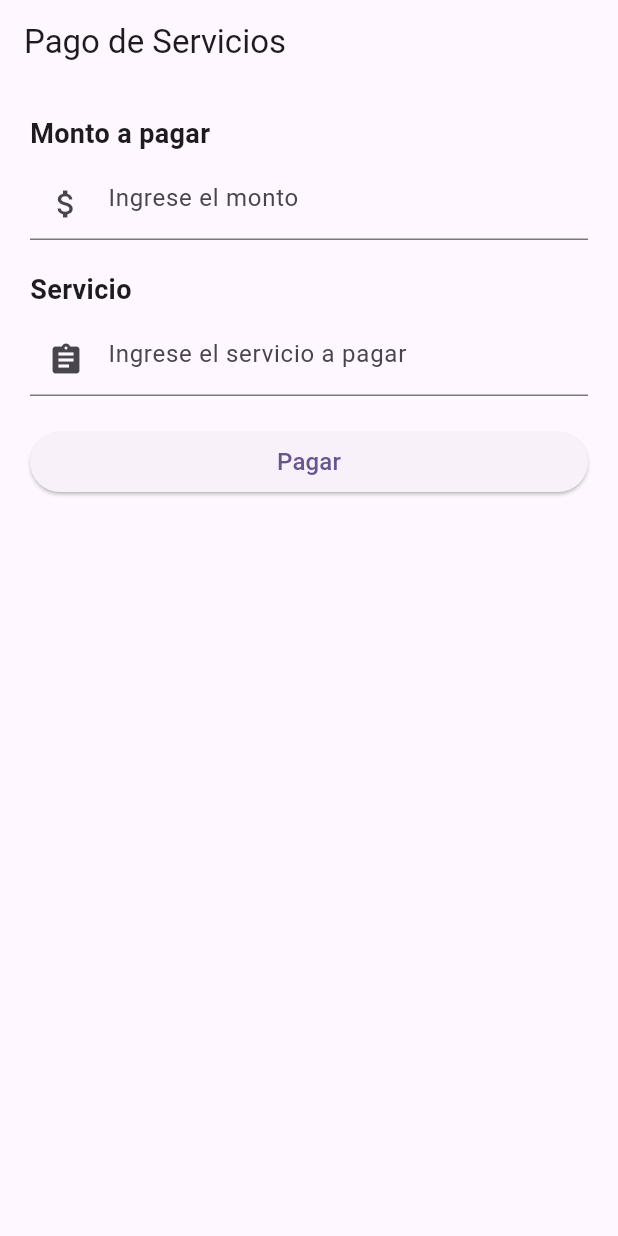
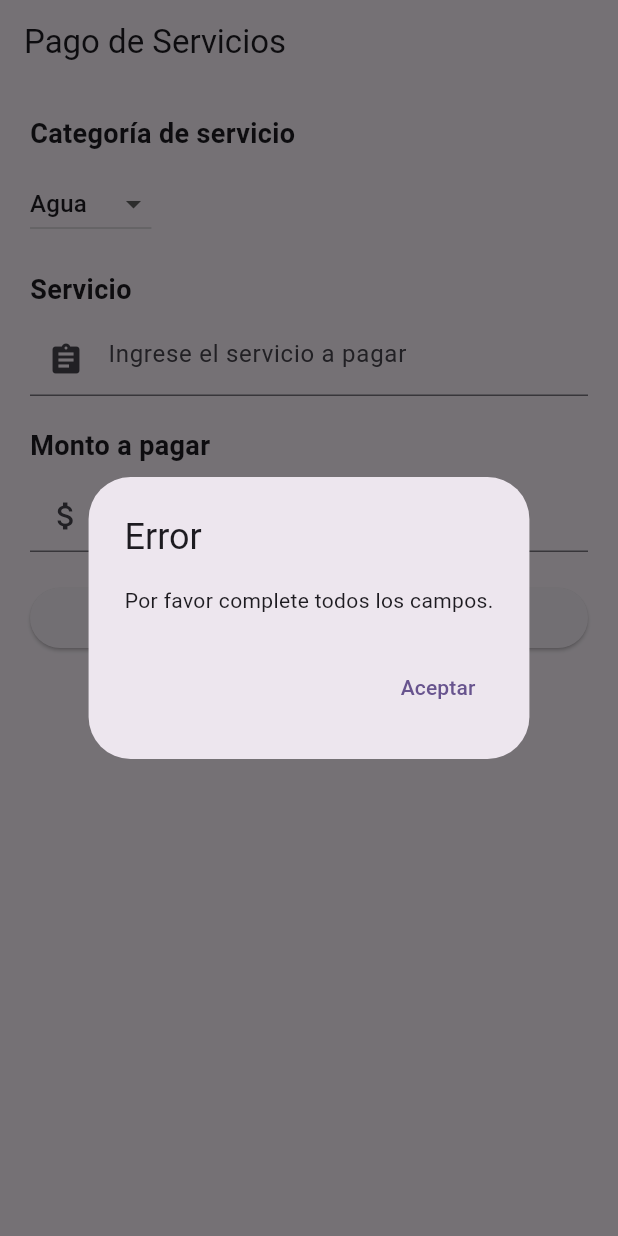
Before and after one commit to Luislopezlc/BancaApp, a Flutter app: the MyPaymentPage screen opened directly, after a tap on "Pagar", on a phone screen of 412 x 824 dp. Run offline on Flutter 3.47's test engine with Material 3 defaults, Android fonts, the phone set to English and light mode, and no system bars.

Commit message:
VISTA BASE 1

```diff
--- a/lib/core/presentation/views/pagoservicios/pagoservicios.dart
+++ b/lib/core/presentation/views/pagoservicios/pagoservicios.dart
@@ -1,4 +1,5 @@
 import 'package:flutter/material.dart';
+import 'package:flutter/services.dart';
 
 void main() {
   runApp(const MyApp());
@@ -31,6 +32,9 @@ class MyPaymentPage extends StatefulWidget {
 class _MyPaymentPageState extends State<MyPaymentPage> {
   late TextEditingController _amountController;
   late TextEditingController _serviceController;
+  String _selectedCategory = 'Agua';
+
+  final List<String> _serviceCategories = ['Agua', 'Luz', 'Internet'];
 
   @override
   void initState() {
@@ -58,20 +62,26 @@ class _MyPaymentPageState extends State<MyPaymentPage> {
           crossAxisAlignment: CrossAxisAlignment.start,
           children: <Widget>[
             Text(
-              'Monto a pagar',
+              'Categoría de servicio',
               style: TextStyle(
                 fontSize: 18,
                 fontWeight: FontWeight.bold,
               ),
             ),
             SizedBox(height: 10),
-            TextField(
-              controller: _amountController,
-              keyboardType: TextInputType.number,
-              decoration: InputDecoration(
-                hintText: 'Ingrese el monto',
-                prefixIcon: Icon(Icons.attach_money),
-              ),
+            DropdownButton<String>(
+              value: _selectedCategory,
+              onChanged: (String? newValue) {
+                setState(() {
+                  _selectedCategory = newValue!;
+                });
+              },
+              items: _serviceCategories.map<DropdownMenuItem<String>>((String value) {
+                return DropdownMenuItem<String>(
+                  value: value,
+                  child: Text(value),
+                );
+              }).toList(),
             ),
             SizedBox(height: 20),
             Text(
@@ -90,17 +100,75 @@ class _MyPaymentPageState extends State<MyPaymentPage> {
               ),
             ),
             SizedBox(height: 20),
+            Text(
+              'Monto a pagar',
+              style: TextStyle(
+                fontSize: 18,
+                fontWeight: FontWeight.bold,
+              ),
+            ),
+            SizedBox(height: 10),
+            TextField(
+              controller: _amountController,
+              keyboardType: TextInputType.number,
+              inputFormatters: [FilteringTextInputFormatter.allow(RegExp(r'[0-9]'))],
+              decoration: InputDecoration(
+                hintText: 'Ingrese el monto',
+                prefixIcon: Icon(Icons.attach_money),
+              ),
+            ),
+            SizedBox(height: 20),
             SizedBox(
               width: double.infinity,
               child: ElevatedButton(
                 onPressed: () {
-                  // Aquí puedes manejar la lógica para procesar el pago
-                  String amount = _amountController.text;
-                  String service = _serviceController.text;
-                  // Por ejemplo, puedes imprimir la información del pago
-                  print('Monto: \$ $amount');
-                  print('Servicio: $service');
-                  // También puedes navegar a otra pantalla o realizar otras acciones
+
+                  if (_serviceController.text.isNotEmpty && _amountController.text.isNotEmpty) {
+
+                    String amount = _amountController.text;
+                    String service = _serviceController.text;
+
+                    print('Categoría: $_selectedCategory');
+                    print('Servicio: $service');
+                    print('Monto: \$ $amount');
+
+                    showDialog(
+                      context: context,
+                      builder: (BuildContext context) {
+                        return AlertDialog(
+                          title: Text('Confirmación de pago'),
+                          content: Text('Pago de $amount por el servicio de $service ha sido procesado.'),
+                          actions: <Widget>[
+                            TextButton(
+                              onPressed: () {
+                                Navigator.of(context).pop();
+                              },
+                              child: Text('Aceptar'),
+                            ),
+                          ],
+                        );
+                      },
+                    );
+                  } else {
+
+                    showDialog(
+                      context: context,
+                      builder: (BuildContext context) {
+                        return AlertDialog(
+                          title: Text('Error'),
+                          content: Text('Por favor complete todos los campos.'),
+                          actions: <Widget>[
+                            TextButton(
+                              onPressed: () {
+                                Navigator.of(context).pop();
+                              },
+                              child: Text('Aceptar'),
+                            ),
+                          ],
+                        );
+                      },
+                    );
+                  }
                 },
                 child: Text(
                   'Pagar',
```
